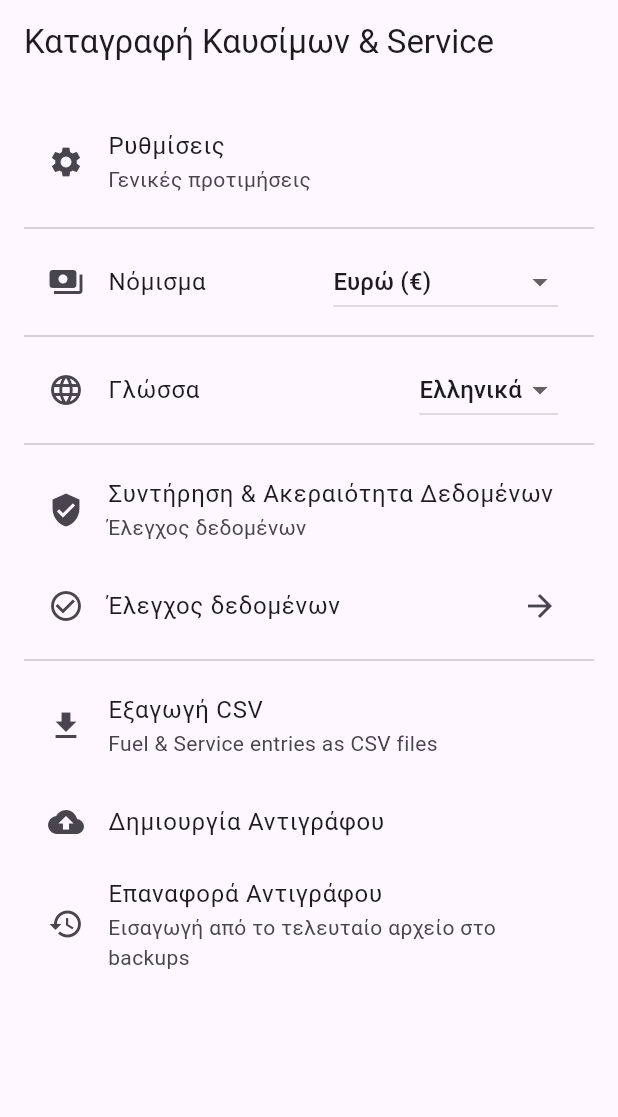
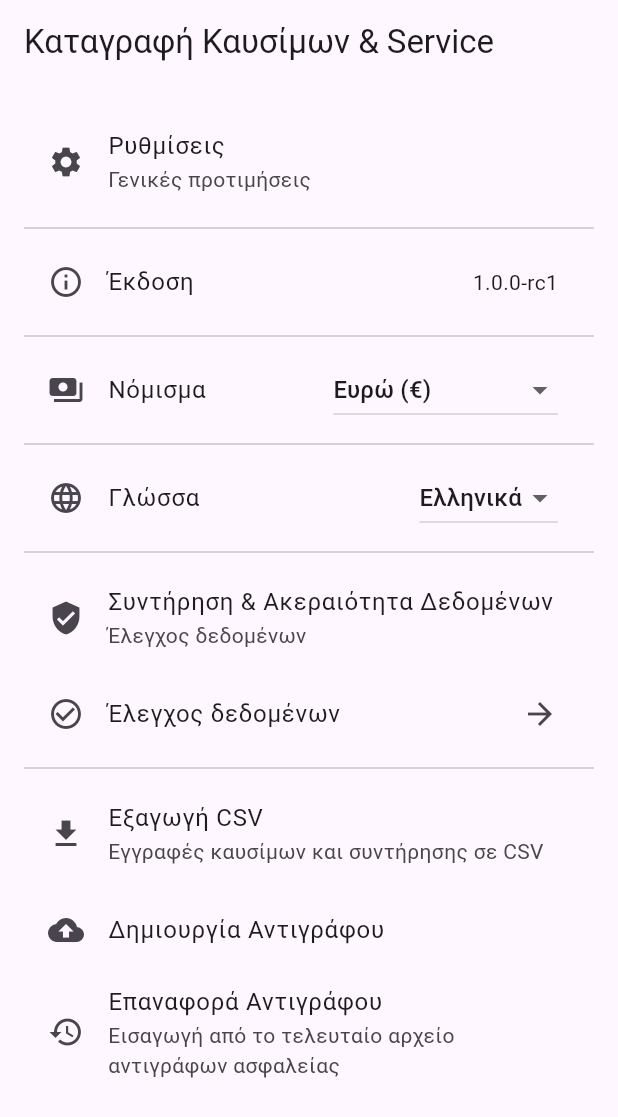
Before and after one commit to ivmerachtsis-wq/Fuel_Service_Log, a Flutter app: the screen it shows after launch, item 4 of the bottom bar chosen, on a phone screen of 412 x 824 dp. Shown: the top 1117 px of the screen. Run offline on Flutter 3.47's test engine with Material 3 defaults, Android fonts, the phone set to English and light mode, and no system bars; our stand-ins replace csv, fl_chart, hive, hive_flutter; accounts and stored records are empty.

Commit message:
Release: v1.0.0-rc1 (Pre-stable optimization and QA pass)

```diff
--- /dev/null
+++ b/lib/constants/app_version.dart
@@ -0,0 +1,3 @@
+/// Application version and build information
+const String appVersion = '1.0.0-rc1';
+const String appBuildDate = '2025-01-26';
--- a/lib/l10n/app_el.arb
+++ b/lib/l10n/app_el.arb
@@ -19,6 +19,8 @@
 	"backupJson": "Δημιουργία Αντιγράφου",
 	"restoreJson": "Επαναφορά Αντιγράφου",
 	"language": "Γλώσσα",
+	"languageEnglish": "Αγγλικά",
+	"languageGreek": "Ελληνικά",
 	"theme": "Θέμα",
 	"currency": "Νόμισμα",
 	"currencyEUR": "Ευρώ (€)",
@@ -32,8 +34,7 @@
 	"chartNoData": "Δεν υπάρχουν επαρκή δεδομένα για στατιστικά",
 	"chartAxisDate": "Ημερομηνία",
 	"chartAxisConsumption": "L/100km",
-	"statsHintFullToFull": "Προσθέστε τουλάχιστον 2 γεμίσματα με γεμάτο ρεζερβουάρ για να δείτε στατιστικά κατανάλωσης"
-,
+	"statsHintFullToFull": "Προσθέστε τουλάχιστον 2 γεμίσματα με γεμάτο ρεζερβουάρ για να δείτε στατιστικά κατανάλωσης",
 	"noFuelEntries": "Δεν υπάρχουν καταχωρήσεις καυσίμων",
 	"addFuelTitle": "Νέα Καταχώρηση Καυσίμου",
 	"editFuelTitle": "Επεξεργασία Καυσίμου",
@@ -44,13 +45,9 @@
 	"notes": "Σημειώσεις",
 	"save": "Αποθήκευση",
 	"cancel": "Άκυρο",
-	"settingsGeneral": "Γενικές προτιμήσεις"
-,
-	"noActiveVehicle": "Δεν έχει οριστεί ενεργό όχημα"
-,
-	"odometerKm": "Χιλιόμετρα (km)"
-,
-	"addService": "Νέα Καταχώρηση Service",
+	"settingsGeneral": "Γενικές προτιμήσεις",
+	"noActiveVehicle": "Δεν έχει οριστεί ενεργό όχημα",
+	"odometerKm": "Χιλιόμετρα (km)",
 	"editService": "Επεξεργασία Service",
 	"serviceNoEntries": "Δεν υπάρχουν καταχωρήσεις service",
 	"serviceDate": "Ημερομηνία",
@@ -67,5 +64,9 @@
 	"autoBackupOk": "Ο αυτόματος backup ολοκληρώθηκε",
 	"autoBackupFailed": "Αποτυχία αυτόματου backup",
 	"integrityReportTitle": "Αναφορά Ακεραιότητας Δεδομένων",
-	"integrityReportSummary": "Καύσιμα: {fuel}, Service: {service}"
+	"integrityReportSummary": "Καύσιμα: {fuel}, Συντήρηση: {service}",
+	"settingsExportCsvSubtitle": "Εγγραφές καυσίμων και συντήρησης σε CSV",
+	"settingsRestoreSubtitle": "Εισαγωγή από το τελευταίο αρχείο αντιγράφων ασφαλείας",
+	"ok": "OK",
+	"settingsVersion": "Έκδοση"
 }
--- a/lib/l10n/app_localizations.dart
+++ b/lib/l10n/app_localizations.dart
@@ -208,6 +208,18 @@ abstract class AppLocalizations {
   /// In en, this message translates to:
   /// **'Language'**
   String get language;
+
+  /// No description provided for @languageEnglish.
+  ///
+  /// In en, this message translates to:
+  /// **'English'**
+  String get languageEnglish;
+
+  /// No description provided for @languageGreek.
+  ///
+  /// In en, this message translates to:
+  /// **'Greek'**
+  String get languageGreek;
 
   /// No description provided for @theme.
   ///
@@ -472,6 +484,30 @@ abstract class AppLocalizations {
   /// In en, this message translates to:
   /// **'Fuel: {fuel}, Service: {service}'**
   String integrityReportSummary(Object fuel, Object service);
+
+  /// No description provided for @settingsExportCsvSubtitle.
+  ///
+  /// In en, this message translates to:
+  /// **'Fuel & Service entries as CSV files'**
+  String get settingsExportCsvSubtitle;
+
+  /// No description provided for @settingsRestoreSubtitle.
+  ///
+  /// In en, this message translates to:
+  /// **'Import from the latest backup file'**
+  String get settingsRestoreSubtitle;
+
+  /// No description provided for @ok.
+  ///
+  /// In en, this message translates to:
+  /// **'OK'**
+  String get ok;
+
+  /// No description provided for @settingsVersion.
+  ///
+  /// In en, this message translates to:
+  /// **'Version'**
+  String get settingsVersion;
 }
 
 class _AppLocalizationsDelegate extends LocalizationsDelegate<AppLocalizations> {
--- a/lib/l10n/app_localizations_el.dart
+++ b/lib/l10n/app_localizations_el.dart
@@ -64,6 +64,12 @@ class AppLocalizationsEl extends AppLocalizations {
 
   @override
   String get language => 'Γλώσσα';
+
+  @override
+  String get languageEnglish => 'Αγγλικά';
+
+  @override
+  String get languageGreek => 'Ελληνικά';
 
   @override
   String get theme => 'Θέμα';
@@ -196,6 +202,18 @@ class AppLocalizationsEl extends AppLocalizations {
 
   @override
   String integrityReportSummary(Object fuel, Object service) {
-    return 'Καύσιμα: $fuel, Service: $service';
+    return 'Καύσιμα: $fuel, Συντήρηση: $service';
   }
+
+  @override
+  String get settingsExportCsvSubtitle => 'Εγγραφές καυσίμων και συντήρησης σε CSV';
+
+  @override
+  String get settingsRestoreSubtitle => 'Εισαγωγή από το τελευταίο αρχείο αντιγράφων ασφαλείας';
+
+  @override
+  String get ok => 'OK';
+
+  @override
+  String get settingsVersion => 'Έκδοση';
 }
--- a/lib/ui/tabs/settings_tab.dart
+++ b/lib/ui/tabs/settings_tab.dart
@@ -7,6 +7,7 @@ import '../../data/repo/service_repo.dart';
 import '../../state/active_vehicle_controller.dart';
 import '../../state/settings_controller.dart';
 import '../../l10n/app_localizations.dart';
+import '../../constants/app_version.dart';
 import 'dart:io';
 import 'package:path_provider/path_provider.dart';
 
@@ -30,6 +31,14 @@ class SettingsTab extends StatelessWidget {
           subtitle: Text(l10n.settingsGeneral),
         ),
         const Divider(),
+        // Version Info
+        ListTile(
+          leading: const Icon(Icons.info_outline),
+          title: Text(l10n.settingsVersion),
+          trailing: Text(appVersion, style: Theme.of(context).textTheme.bodyMedium),
+        ),
+        const Divider(),
+
         ListTile(
           leading: const Icon(Icons.payments),
           title: Text(l10n.currency),
@@ -53,9 +62,9 @@ class SettingsTab extends StatelessWidget {
           title: Text(l10n.language),
           trailing: DropdownButton<String>(
             value: settings.currentLocale.languageCode,
-            items: const [
-              DropdownMenuItem(value: 'en', child: Text('English')),
-              DropdownMenuItem(value: 'el', child: Text('Ελληνικά')),
+            items: [
+              DropdownMenuItem(value: 'en', child: Text(l10n.languageEnglish)),
+              DropdownMenuItem(value: 'el', child: Text(l10n.languageGreek)),
             ],
             onChanged: (value) {
               if (value != null) {
@@ -85,7 +94,7 @@ class SettingsTab extends StatelessWidget {
         ListTile(
           leading: const Icon(Icons.file_download),
           title: Text(l10n.exportCsv),
-          subtitle: const Text('Fuel & Service entries as CSV files'),
+          subtitle: Text(AppLocalizations.of(context)!.settingsExportCsvSubtitle),
           onTap: () async {
             try {
               final vehicleId = await active.getActiveVehicleId();
@@ -120,7 +129,7 @@ class SettingsTab extends StatelessWidget {
         ListTile(
           leading: const Icon(Icons.restore),
           title: Text(l10n.restoreJson),
-          subtitle: const Text('Εισαγωγή από το τελευταίο αρχείο στο backups'),
+          subtitle: Text(AppLocalizations.of(context)!.settingsRestoreSubtitle),
           onTap: () async {
             try {
               // Βρίσκουμε το πιο πρόσφατο backup στο φάκελο μας
@@ -212,7 +221,7 @@ class SettingsTab extends StatelessWidget {
             actions: [
               TextButton(
                 onPressed: () => Navigator.of(context).pop(),
-                child: const Text('OK'),
+                  child: Text(AppLocalizations.of(context)!.ok),
               ),
             ],
           ),
```
Also changed, not shown: lib/l10n/app_en.arb (+11 -10 lines), lib/l10n/app_localizations_en.dart (+18 -0 lines), lib/ui/tabs/service_tab.dart (+16 -6 lines), 2 other files.
